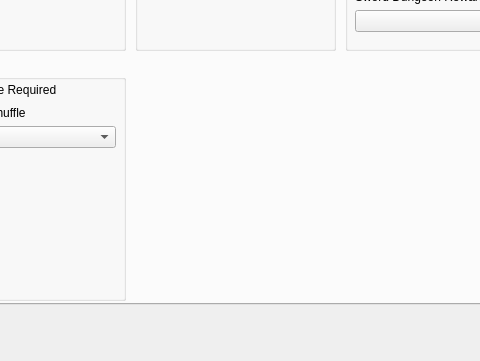
Old version of the form gui/randogui.ui in the repository ssrando/ssrando; both pictures show x 297 to 777 and y 246 to 607 of the 1051 by 738 pixel window.
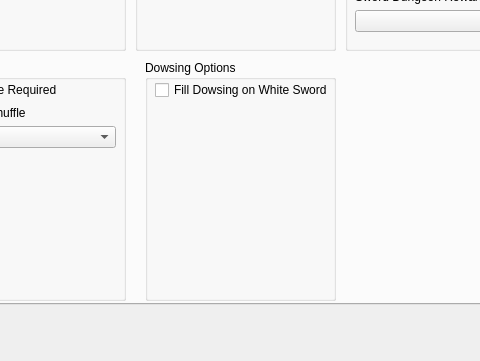
New version of the form.

Patch:
```diff
--- a/gui/randogui.ui
+++ b/gui/randogui.ui
@@ -1456,6 +1456,57 @@
        </layout>
       </widget>
      </widget>
+     <widget class="QGroupBox" name="groupBox_18">
+      <property name="geometry">
+       <rect>
+        <x>430</x>
+        <y>270</y>
+        <width>191</width>
+        <height>241</height>
+       </rect>
+      </property>
+      <property name="title">
+       <string>Dowsing Options</string>
+      </property>
+      <widget class="QWidget" name="verticalLayoutWidget_17">
+       <property name="geometry">
+        <rect>
+         <x>10</x>
+         <y>20</y>
+         <width>177</width>
+         <height>211</height>
+        </rect>
+       </property>
+       <layout class="QVBoxLayout" name="verticalLayout_40">
+        <item>
+         <layout class="QVBoxLayout" name="verticalLayout_41"/>
+        </item>
+        <item>
+         <widget class="QCheckBox" name="option_fill_dowsing_on_white_sword">
+          <property name="text">
+           <string>Fill Dowsing on White Sword</string>
+          </property>
+         </widget>
+        </item>
+        <item>
+         <spacer name="verticalSpacer_18">
+          <property name="orientation">
+           <enum>Qt::Vertical</enum>
+          </property>
+          <property name="sizeType">
+           <enum>QSizePolicy::MinimumExpanding</enum>
+          </property>
+          <property name="sizeHint" stdset="0">
+           <size>
+            <width>20</width>
+            <height>70</height>
+           </size>
+          </property>
+         </spacer>
+        </item>
+       </layout>
+      </widget>
+     </widget>
     </widget>
     <widget class="QWidget" name="tab_5">
      <attribute name="title">
```
